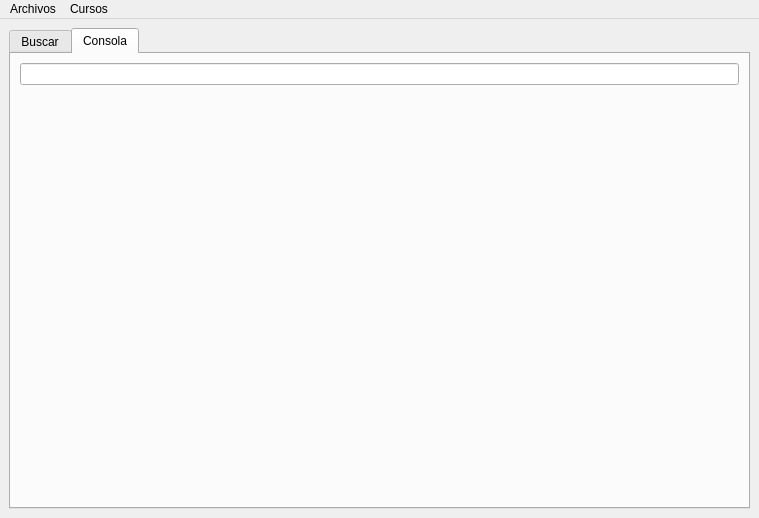
Before: the Qt Designer form UI/Ventana_madre.ui in leodan52/Gestor_alumnos, drawn with Qt 5.
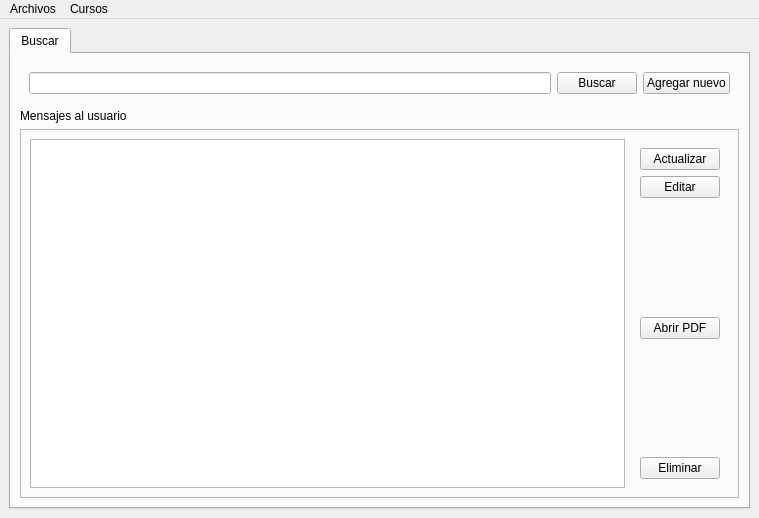
After: the same form once the commit is applied. The open tabs and pages were chosen to show the change.

Commit message: Agregando ventana para agregado masivo de datos con archivos CSV

Diff of the .ui file:
```diff
--- a/UI/Ventana_madre.ui
+++ b/UI/Ventana_madre.ui
@@ -123,6 +123,13 @@
                 </property>
                </spacer>
               </item>
+              <item row="0" column="0">
+               <widget class="QPushButton" name="buttonActualizarInfo">
+                <property name="text">
+                 <string>Actualizar</string>
+                </property>
+               </widget>
+              </item>
              </layout>
             </widget>
            </item>
@@ -131,23 +138,6 @@
         </item>
        </layout>
       </widget>
-      <widget class="QWidget" name="TabConsola">
-       <attribute name="title">
-        <string comment="Desambiugacion" extracomment="Usa la consola para editar los datos de los alumnos">Consola</string>
-       </attribute>
-       <layout class="QVBoxLayout" name="verticalLayout_2">
-        <item>
-         <widget class="QLineEdit" name="Consola"/>
-        </item>
-        <item>
-         <widget class="QLabel" name="MensajesConsola">
-          <property name="text">
-           <string/>
-          </property>
-         </widget>
-        </item>
-       </layout>
-      </widget>
      </widget>
     </item>
    </layout>
```
Left out of the diff: 19 changed lines with no effect on the pictures. The commit also changes 3 other files.
